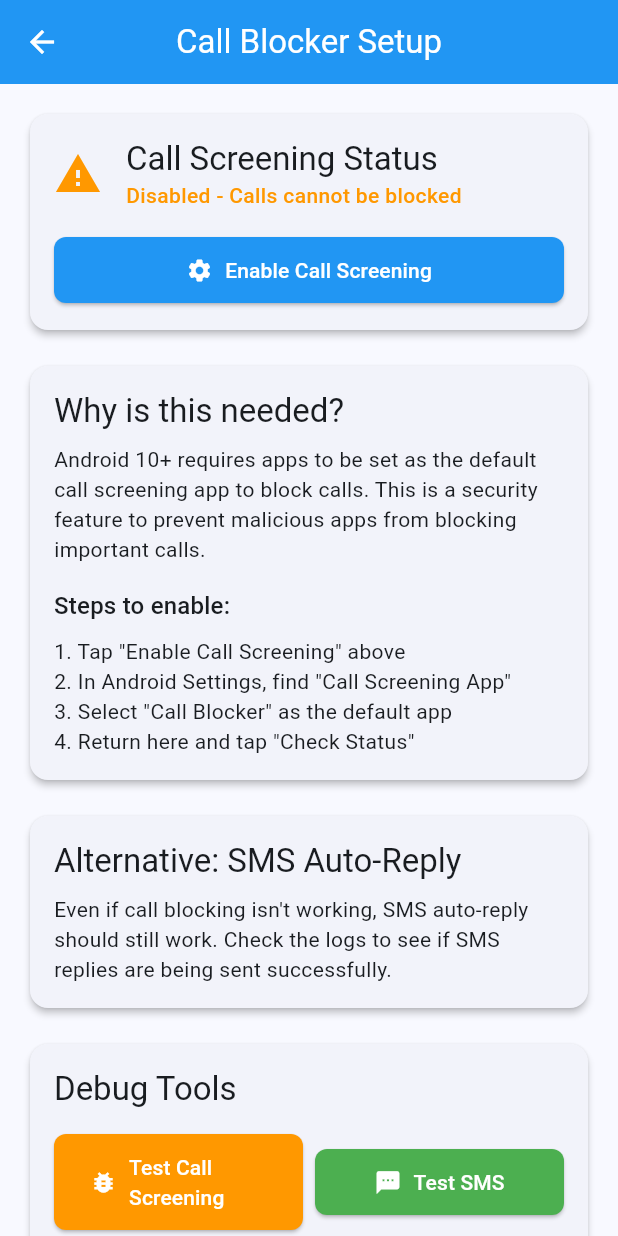
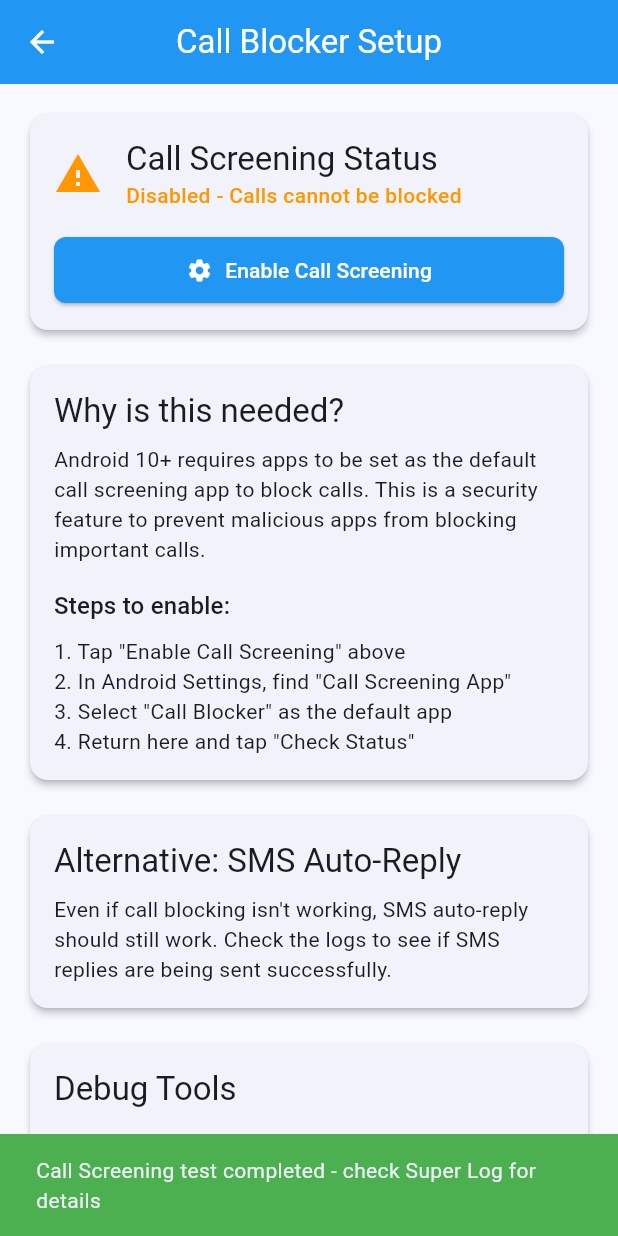
Before and after one commit to michaelcini/BuisnessCaller, a Flutter app: the SetupScreen screen opened by its route, after a tap on "Test Call Screening", on a phone screen of 412 x 824 dp. Run offline on Flutter 3.47's test engine with Material 3 defaults, Android fonts, the phone set to English and light mode, and no system bars; our stand-ins replace permission_handler, shared_preferences; accounts and stored records are empty.

Commit message:
Fix: Add visual feedback and better debugging for test buttons
- Add SnackBar notifications for all test buttons
- Add SuperLog entries for button presses and results
- Add test SuperLog button to verify logging works
- Improve error handling with try-catch blocks
- Add rethrow to propagate errors properly
- Better user feedback for all debugging actions

```diff
--- a/lib/screens/setup_screen.dart
+++ b/lib/screens/setup_screen.dart
@@ -232,12 +232,52 @@ class _SetupScreenState extends State<SetupScreen> {
                       style: Theme.of(context).textTheme.titleLarge,
                     ),
                     const SizedBox(height: 16),
+                    // Test SuperLog button
+                    SizedBox(
+                      width: double.infinity,
+                      child: ElevatedButton.icon(
+                        onPressed: () {
+                          _superLogService.addInfo('SetupScreen', 'SuperLog test button pressed at ${DateTime.now()}');
+                          ScaffoldMessenger.of(context).showSnackBar(
+                            const SnackBar(
+                              content: Text('Test log added - check Super Log'),
+                              backgroundColor: Colors.purple,
+                            ),
+                          );
+                        },
+                        icon: const Icon(Icons.bug_report_outlined),
+                        label: const Text('Test SuperLog (Add Test Entry)'),
+                        style: ElevatedButton.styleFrom(
+                          backgroundColor: Colors.purple,
+                          foregroundColor: Colors.white,
+                        ),
+                      ),
+                    ),
+                    const SizedBox(height: 8),
                     Row(
                       children: [
                         Expanded(
                           child: ElevatedButton.icon(
                             onPressed: () async {
-                              await _callBlockerService.testCallScreening();
+                              _superLogService.addInfo('SetupScreen', 'Test Call Screening button pressed');
+                              try {
+                                await _callBlockerService.testCallScreening();
+                                _superLogService.addInfo('SetupScreen', 'Test Call Screening completed');
+                                ScaffoldMessenger.of(context).showSnackBar(
+                                  const SnackBar(
+                                    content: Text('Call Screening test completed - check Super Log for details'),
+                                    backgroundColor: Colors.green,
+                                  ),
+                                );
+                              } catch (e) {
+                                _superLogService.addError('SetupScreen', 'Test Call Screening failed', details: e.toString());
+                                ScaffoldMessenger.of(context).showSnackBar(
+                                  SnackBar(
+                                    content: Text('Test failed: $e'),
+                                    backgroundColor: Colors.red,
+                                  ),
+                                );
+                              }
                             },
                             icon: const Icon(Icons.bug_report),
                             label: const Text('Test Call Screening'),
@@ -251,7 +291,25 @@ class _SetupScreenState extends State<SetupScreen> {
                         Expanded(
                           child: ElevatedButton.icon(
                             onPressed: () async {
-                              await _callBlockerService.testSMS('+1234567890', 'Test SMS from Call Blocker');
+                              _superLogService.addInfo('SetupScreen', 'Test SMS button pressed');
+                              try {
+                                await _callBlockerService.testSMS('+1234567890', 'Test SMS from Call Blocker');
+                                _superLogService.addInfo('SetupScreen', 'Test SMS completed');
+                                ScaffoldMessenger.of(context).showSnackBar(
+                                  const SnackBar(
+                                    content: Text('SMS test completed - check Super Log for details'),
+                                    backgroundColor: Colors.green,
+                                  ),
+                                );
+                              } catch (e) {
+                                _superLogService.addError('SetupScreen', 'Test SMS failed', details: e.toString());
+                                ScaffoldMessenger.of(context).showSnackBar(
+                                  SnackBar(
+                                    content: Text('Test failed: $e'),
+                                    backgroundColor: Colors.red,
+                                  ),
+                                );
+                              }
                             },
                             icon: const Icon(Icons.sms),
                             label: const Text('Test SMS'),
@@ -283,7 +341,25 @@ class _SetupScreenState extends State<SetupScreen> {
                      Expanded(
                        child: ElevatedButton.icon(
                          onPressed: () async {
-                           await _callBlockerService.openCallScreeningSettings();
+                           _superLogService.addInfo('SetupScreen', 'Call Screening Settings button pressed');
+                           try {
+                             await _callBlockerService.openCallScreeningSettings();
+                             _superLogService.addInfo('SetupScreen', 'Call Screening Settings opened');
+                             ScaffoldMessenger.of(context).showSnackBar(
+                               const SnackBar(
+                                 content: Text('Settings opened - set this app as default call screening app'),
+                                 backgroundColor: Colors.blue,
+                               ),
+                             );
+                           } catch (e) {
+                             _superLogService.addError('SetupScreen', 'Failed to open settings', details: e.toString());
+                             ScaffoldMessenger.of(context).showSnackBar(
+                               SnackBar(
+                                 content: Text('Failed to open settings: $e'),
+                                 backgroundColor: Colors.red,
+                               ),
+                             );
+                           }
                          },
                          icon: const Icon(Icons.settings),
                          label: const Text('Call Screening Settings'),
--- a/lib/services/call_blocker_service.dart
+++ b/lib/services/call_blocker_service.dart
@@ -237,34 +237,46 @@ class CallBlockerService {
 
   Future<void> testCallScreening() async {
     print('🧪 CallBlockerService: Testing call screening setup...');
+    _superLogService?.addInfo('CallBlockerService', 'Starting call screening test...');
     try {
       await _channel.invokeMethod('testCallScreening');
       print('✅ CallBlockerService: Call screening test completed');
+      _superLogService?.addInfo('CallBlockerService', 'Call screening test completed successfully');
     } catch (e) {
       print('❌ CallBlockerService: Call screening test failed: $e');
+      _superLogService?.addError('CallBlockerService', 'Call screening test failed', details: e.toString());
+      rethrow;
     }
   }
 
   Future<void> testSMS(String phoneNumber, String message) async {
     print('🧪 CallBlockerService: Testing SMS functionality...');
+    _superLogService?.addInfo('CallBlockerService', 'Starting SMS test...');
     try {
       await _channel.invokeMethod('testSMS', {
         'phoneNumber': phoneNumber,
         'message': message,
       });
       print('✅ CallBlockerService: SMS test completed');
+      _superLogService?.addInfo('CallBlockerService', 'SMS test completed successfully');
     } catch (e) {
       print('❌ CallBlockerService: SMS test failed: $e');
+      _superLogService?.addError('CallBlockerService', 'SMS test failed', details: e.toString());
+      rethrow;
     }
   }
 
   Future<void> openCallScreeningSettings() async {
     print('⚙️ CallBlockerService: Opening call screening settings...');
+    _superLogService?.addInfo('CallBlockerService', 'Opening call screening settings...');
     try {
       await _channel.invokeMethod('openCallScreeningSettings');
       print('✅ CallBlockerService: Call screening settings opened');
+      _superLogService?.addInfo('CallBlockerService', 'Call screening settings opened successfully');
     } catch (e) {
       print('❌ CallBlockerService: Failed to open call screening settings: $e');
+      _superLogService?.addError('CallBlockerService', 'Failed to open call screening settings', details: e.toString());
+      rethrow;
     }
   }
 }
```
